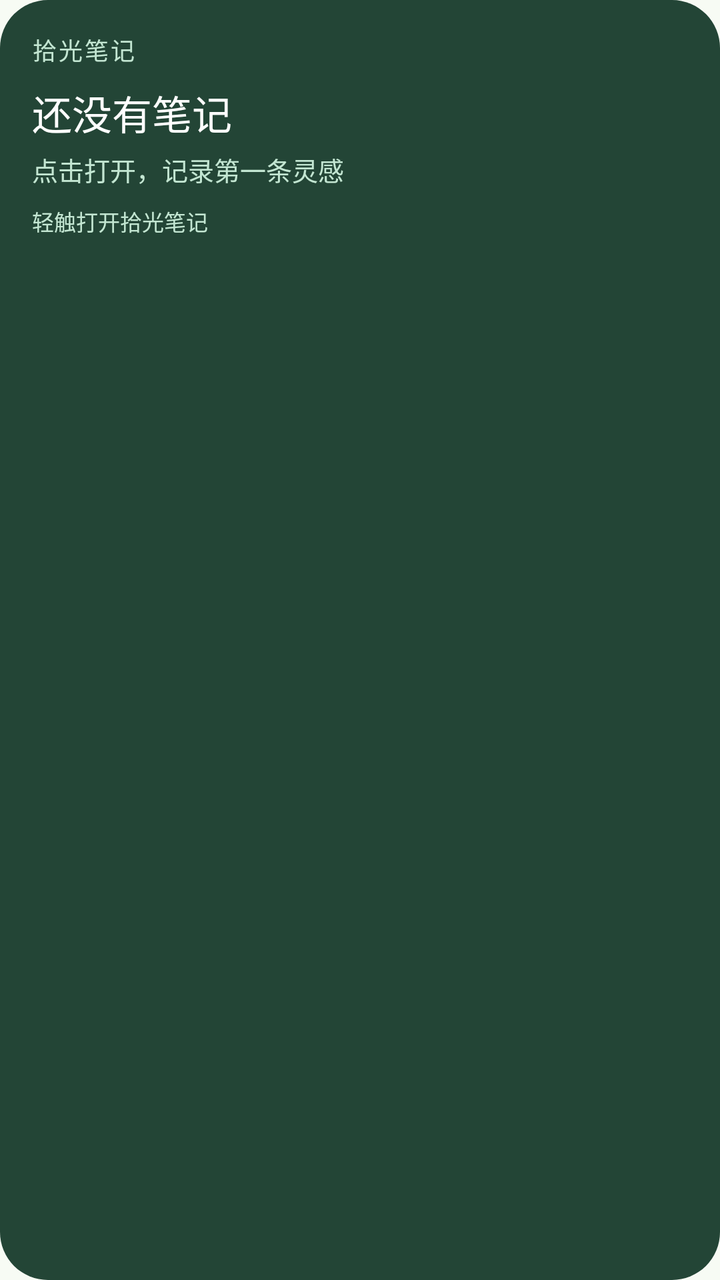
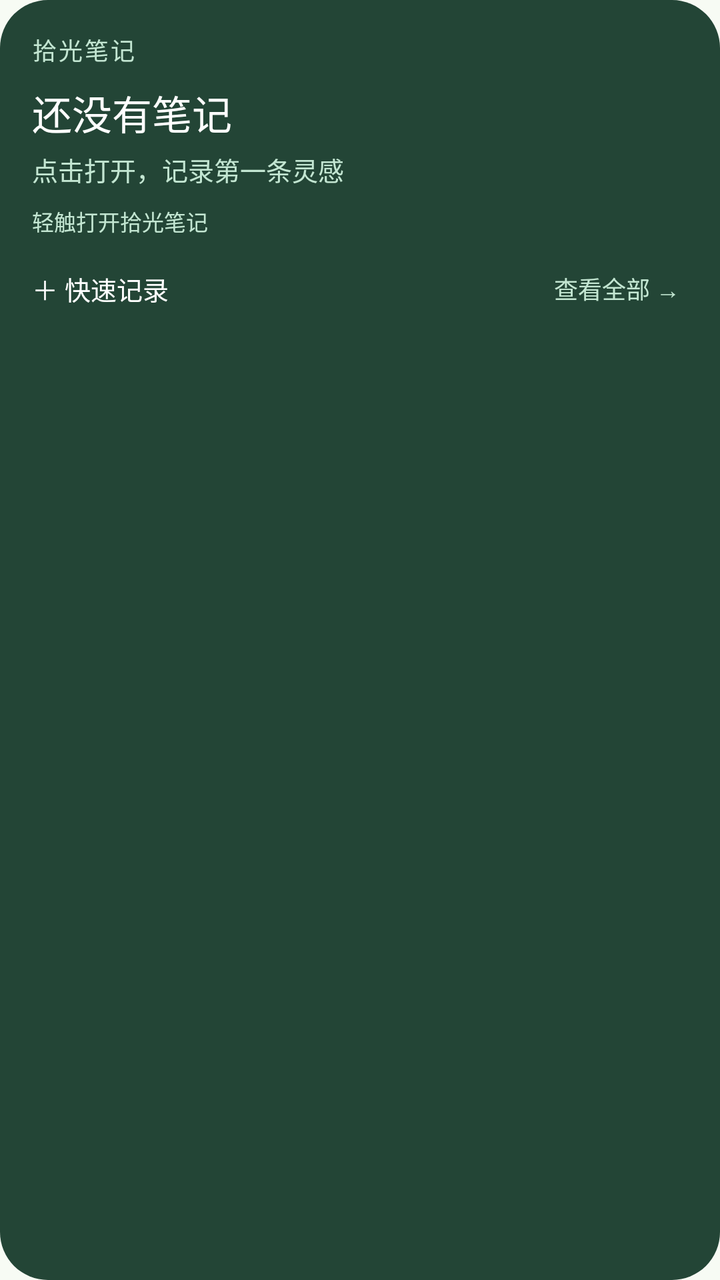

Screens rendered from an Android XML layout before and after an edit, with the pre-edit source and the edit as a unified diff.
<!-- AndroidManifest.xml: application theme Theme.NoteFlow -->
<!-- res/layout/widget_note.xml -->
<?xml version="1.0" encoding="utf-8"?>
<LinearLayout xmlns:android="http://schemas.android.com/apk/res/android"
    android:id="@+id/widgetRoot"
    android:layout_width="match_parent"
    android:layout_height="match_parent"
    android:background="@drawable/bg_widget"
    android:orientation="vertical"
    android:padding="@dimen/space_16">

    <LinearLayout
        android:layout_width="match_parent"
        android:layout_height="wrap_content"
        android:gravity="center_vertical"
        android:orientation="horizontal">

        <TextView
            android:layout_width="0dp"
            android:layout_height="wrap_content"
            android:layout_weight="1"
            android:fontFamily="sans-serif-medium"
            android:letterSpacing="0.08"
            android:text="@string/app_name"
            android:textColor="@color/widget_text_secondary"
            android:textSize="12sp" />

        <TextView
            android:id="@+id/widgetCount"
            android:layout_width="wrap_content"
            android:layout_height="wrap_content"
            android:textColor="@color/widget_text_secondary"
            android:textSize="12sp" />
    </LinearLayout>

    <TextView
        android:id="@+id/widgetTitle"
        android:layout_width="match_parent"
        android:layout_height="wrap_content"
        android:layout_marginTop="@dimen/space_8"
        android:ellipsize="end"
        android:fontFamily="sans-serif-medium"
        android:maxLines="1"
        android:text="@string/widget_empty_title"
        android:textColor="@color/widget_text_primary"
        android:textSize="20sp" />

    <TextView
        android:id="@+id/widgetContent"
        android:layout_width="match_parent"
        android:layout_height="wrap_content"
        android:layout_marginTop="@dimen/space_4"
        android:ellipsize="end"
        android:maxLines="2"
        android:text="@string/widget_empty_content"
        android:textColor="@color/widget_text_secondary"
        android:textSize="13sp" />

    <TextView
        android:id="@+id/widgetFooter"
        android:layout_width="match_parent"
        android:layout_height="wrap_content"
        android:layout_marginTop="@dimen/space_8"
        android:text="@string/widget_open_hint"
        android:textColor="@color/widget_text_secondary"
        android:textSize="11sp" />

</LinearLayout>
<!-- resources referenced by this layout -->
<resources>
  <color name="widget_text_primary">#FFFFFF</color>
  <color name="widget_text_secondary">#C3E6D2</color>
  <dimen name="space_16">16dp</dimen>
  <dimen name="space_4">4dp</dimen>
  <dimen name="space_8">8dp</dimen>
  <!-- drawable bg_widget (drawable) -->
  <?xml version="1.0" encoding="utf-8"?>
  <shape xmlns:android="http://schemas.android.com/apk/res/android"
      android:shape="rectangle">
      <solid android:color="@color/widget_background" />
      <corners android:radius="24dp" />
  </shape>
  <string name="app_name">拾光笔记</string>
  <string name="widget_empty_content">点击打开，记录第一条灵感</string>
  <string name="widget_empty_title">还没有笔记</string>
  <string name="widget_open_hint">轻触打开拾光笔记</string>
  <style name="Theme.NoteFlow" parent="Theme.NoteFlow.Base" />
  <color name="widget_background">#234536</color>
  <style name="Theme.NoteFlow.Base" parent="Theme.Material3.DayNight.NoActionBar">
          <item name="colorPrimary">@color/note_primary</item>
          <item name="colorOnPrimary">@color/note_on_primary</item>
          <item name="colorPrimaryContainer">@color/note_primary_container</item>
          <item name="colorOnPrimaryContainer">@color/note_on_primary_container</item>
          <item name="colorSecondary">@color/note_secondary</item>
          <item name="colorOnSecondary">@color/note_on_secondary</item>
          <item name="colorSecondaryContainer">@color/note_secondary_container</item>
          <item name="colorOnSecondaryContainer">@color/note_on_secondary_container</item>
          <item name="colorSurface">@color/note_surface</item>
          <item name="colorOnSurface">@color/note_on_surface</item>
          <item name="colorSurfaceVariant">@color/note_surface_variant</item>
          <item name="colorOnSurfaceVariant">@color/note_on_surface_variant</item>
          <item name="colorOutline">@color/note_outline</item>
          <item name="colorError">@color/note_error</item>
          <item name="colorOnError">@color/note_on_error</item>
  
          <item name="android:colorBackground">@color/note_surface</item>
          <item name="android:windowBackground">@color/note_surface</item>
          <item name="android:statusBarColor">@color/note_surface</item>
          <item name="android:navigationBarColor">@color/note_navigation_bar</item>
          <item name="android:windowLightStatusBar">@bool/light_system_bars</item>
          <item name="android:windowActionModeOverlay">true</item>
      </style>
  <color name="note_primary">#386B54</color>
  <color name="note_on_primary">#FFFFFF</color>
  <color name="note_primary_container">#BCF0D5</color>
  <color name="note_on_primary_container">#002116</color>
  <color name="note_secondary">#4F6355</color>
  <color name="note_on_secondary">#FFFFFF</color>
  <color name="note_secondary_container">#D2E8D6</color>
  <color name="note_on_secondary_container">#0C1F14</color>
  <color name="note_surface">#F7FBF4</color>
  <color name="note_on_surface">#181D19</color>
  <color name="note_surface_variant">#DDE5DA</color>
  <color name="note_on_surface_variant">#414942</color>
  <color name="note_outline">#717A71</color>
  <color name="note_error">#BA1A1A</color>
  <color name="note_on_error">#FFFFFF</color>
  <color name="note_navigation_bar">#234536</color>
</resources>

<!-- the commit's change to res/layout/widget_note.xml (unified diff, before → after) -->
@@ -14,6 +14,7 @@
         android:orientation="horizontal">
 
         <TextView
+            android:id="@+id/widgetHeader"
             android:layout_width="0dp"
             android:layout_height="wrap_content"
             android:layout_weight="1"
@@ -31,28 +32,35 @@
             android:textSize="12sp" />
     </LinearLayout>
 
-    <TextView
-        android:id="@+id/widgetTitle"
+    <LinearLayout
+        android:id="@+id/widgetLatestGroup"
         android:layout_width="match_parent"
         android:layout_height="wrap_content"
-        android:layout_marginTop="@dimen/space_8"
-        android:ellipsize="end"
-        android:fontFamily="sans-serif-medium"
-        android:maxLines="1"
-        android:text="@string/widget_empty_title"
-        android:textColor="@color/widget_text_primary"
-        android:textSize="20sp" />
+        android:orientation="vertical">
 
-    <TextView
-        android:id="@+id/widgetContent"
-        android:layout_width="match_parent"
-        android:layout_height="wrap_content"
-        android:layout_marginTop="@dimen/space_4"
-        android:ellipsize="end"
-        android:maxLines="2"
-        android:text="@string/widget_empty_content"
-        android:textColor="@color/widget_text_secondary"
-        android:textSize="13sp" />
+        <TextView
+            android:id="@+id/widgetTitle"
+            android:layout_width="match_parent"
+            android:layout_height="wrap_content"
+            android:layout_marginTop="@dimen/space_8"
+            android:ellipsize="end"
+            android:fontFamily="sans-serif-medium"
+            android:maxLines="1"
+            android:text="@string/widget_empty_title"
+            android:textColor="@color/widget_text_primary"
+            android:textSize="20sp" />
+
+        <TextView
+            android:id="@+id/widgetContent"
+            android:layout_width="match_parent"
+            android:layout_height="wrap_content"
+            android:layout_marginTop="@dimen/space_4"
+            android:ellipsize="end"
+            android:maxLines="2"
+            android:text="@string/widget_empty_content"
+            android:textColor="@color/widget_text_secondary"
+            android:textSize="13sp" />
+    </LinearLayout>
 
     <TextView
         android:id="@+id/widgetFooter"
@@ -63,4 +71,38 @@
         android:textColor="@color/widget_text_secondary"
         android:textSize="11sp" />
 
+    <LinearLayout
+        android:layout_width="match_parent"
+        android:layout_height="wrap_content"
+        android:layout_marginTop="@dimen/space_8"
+        android:baselineAligned="false"
+        android:gravity="center_vertical"
+        android:orientation="horizontal">
+
+        <TextView
+            android:id="@+id/widgetQuickAdd"
+            android:layout_width="0dp"
+            android:layout_height="wrap_content"
+            android:layout_weight="1"
+            android:fontFamily="sans-serif-medium"
+            android:paddingTop="@dimen/space_8"
+            android:paddingBottom="@dimen/space_8"
+            android:text="@string/widget_quick_add"
+            android:textColor="@color/widget_text_primary"
+            android:textSize="13sp" />
+
+        <TextView
+            android:id="@+id/widgetOpenAll"
+            android:layout_width="wrap_content"
+            android:layout_height="wrap_content"
+            android:fontFamily="sans-serif-medium"
+            android:paddingStart="@dimen/space_12"
+            android:paddingTop="@dimen/space_8"
+            android:paddingEnd="@dimen/space_4"
+            android:paddingBottom="@dimen/space_8"
+            android:text="@string/widget_open_all"
+            android:textColor="@color/widget_text_secondary"
+            android:textSize="12sp" />
+    </LinearLayout>
+
 </LinearLayout>
<!-- resource entries referenced after the edit -->
@@ -2,6 +2,7 @@
 <resources>
   <color name="widget_text_primary">#FFFFFF</color>
   <color name="widget_text_secondary">#C3E6D2</color>
+  <dimen name="space_12">12dp</dimen>
   <dimen name="space_16">16dp</dimen>
   <dimen name="space_4">4dp</dimen>
   <dimen name="space_8">8dp</dimen>
@@ -15,7 +16,9 @@
   <string name="app_name">拾光笔记</string>
   <string name="widget_empty_content">点击打开，记录第一条灵感</string>
   <string name="widget_empty_title">还没有笔记</string>
+  <string name="widget_open_all">查看全部 →</string>
   <string name="widget_open_hint">轻触打开拾光笔记</string>
+  <string name="widget_quick_add">＋ 快速记录</string>
   <style name="Theme.NoteFlow" parent="Theme.NoteFlow.Base" />
   <color name="widget_background">#234536</color>
   <style name="Theme.NoteFlow.Base" parent="Theme.Material3.DayNight.NoActionBar">
